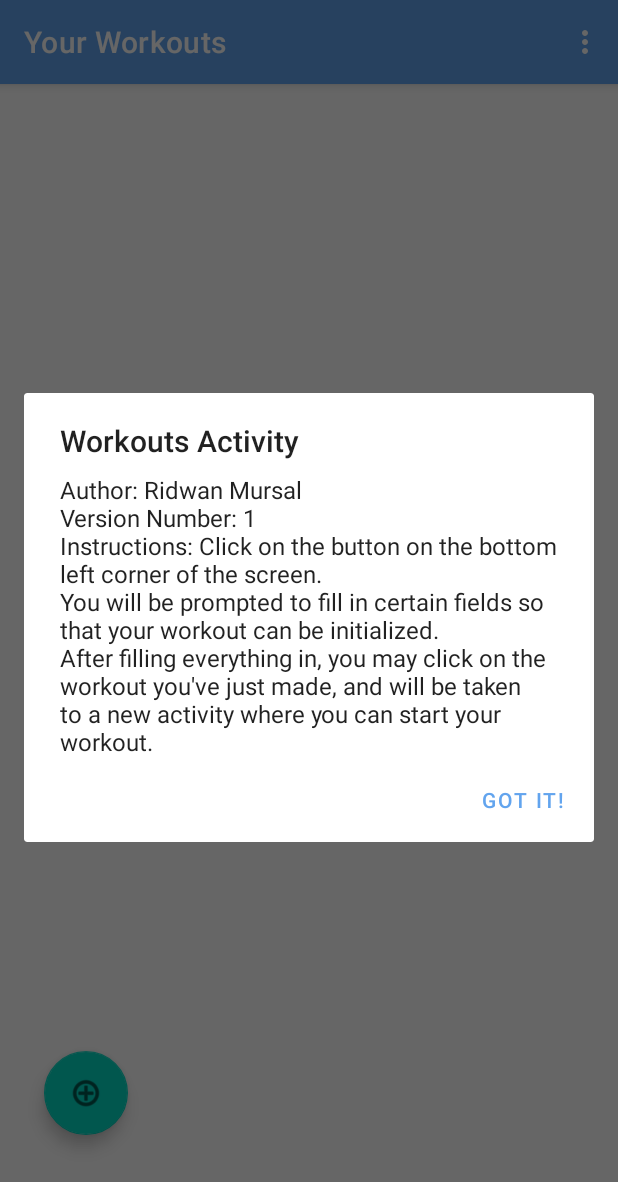
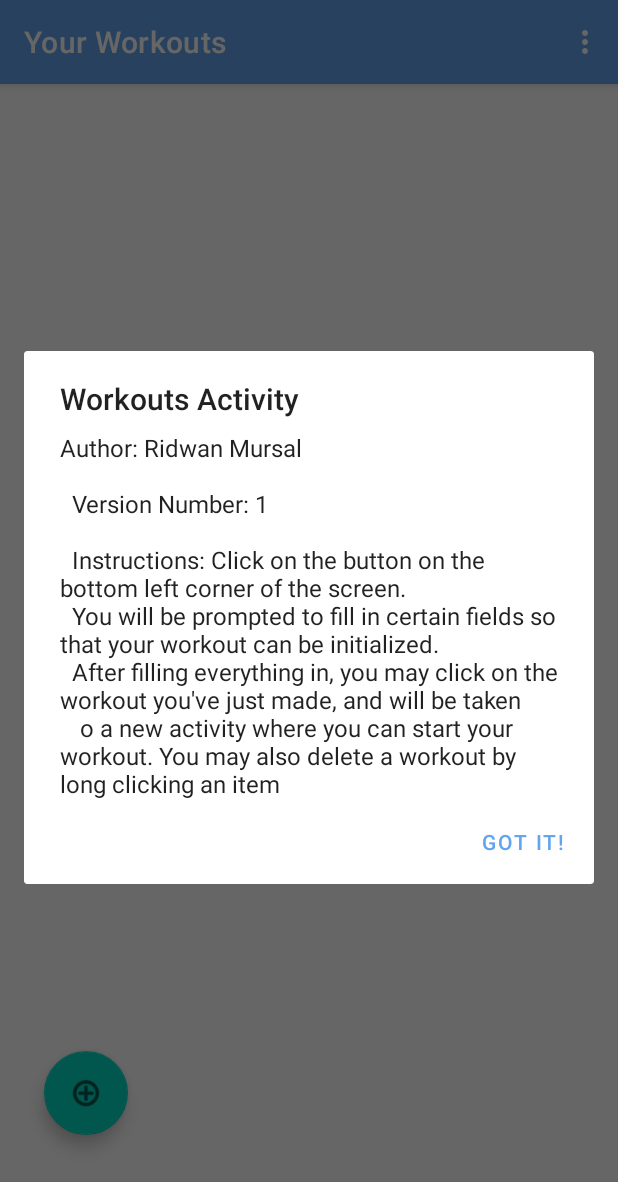
Before and after one commit to ermoter/HealthHawk, an Android app: the Workouts screen opened directly, with no data from a screen before it, in the options menu, after a tap on "Help", on a phone screen of 412 x 824 dp. Shown: the top 1182 px of the screen. Run offline under Robolectric (Android 15) with nearby library versions, the phone set to English and light mode, and no system bars.

Commit message:
Removed all hardcoded strings from workouts section

```diff
--- a/app/src/main/java/com/example/healthhawk/Workouts.java
+++ b/app/src/main/java/com/example/healthhawk/Workouts.java
@@ -91,7 +91,7 @@ public class Workouts extends AppCompatActivity {
 
         // set toolbar
         ActionBar tb = getSupportActionBar();
-        tb.setTitle("Your Workouts");
+        tb.setTitle(getString(R.string.workouts_title));
 
     }
 
@@ -109,14 +109,9 @@ public class Workouts extends AppCompatActivity {
         switch (item.getItemId()) {
             case R.id.help_menu_item:
                 AlertDialog.Builder builder = new AlertDialog.Builder(this);
-                builder.setTitle("Workouts Activity");
-                builder.setMessage("Author: Ridwan Mursal\n" +
-                        "Version Number: 1\n" +
-                        "Instructions: Click on the button on the bottom left corner of the screen.\n" +
-                        "You will be prompted to fill in certain fields so that your workout can be initialized.\n" +
-                        "After filling everything in, you may click on the workout you've just made, and will be taken\n" +
-                        "to a new activity where you can start your workout.");
-                builder.setNegativeButton("Got It!", null);
+                builder.setTitle(R.string.workouts_activity);
+                builder.setMessage(R.string.workouts_help_message);
+                builder.setNegativeButton(R.string.help_got_it, null);
 
                 AlertDialog dialog = builder.create();
                 dialog.show();
@@ -133,7 +128,7 @@ public class Workouts extends AppCompatActivity {
                     if (result.getResultCode() == Activity.RESULT_OK) {
                         Intent data = result.getData();
                         String[] fields = data.getStringArrayExtra(AddWorkout.RESULT_VALUE);
-                        Snackbar mySnackbar = Snackbar.make(findViewById(R.id.workouts_constraint_layout), fields[0] + " Workout Has Been Added Successfully", Snackbar.LENGTH_SHORT);
+                        Snackbar mySnackbar = Snackbar.make(findViewById(R.id.workouts_constraint_layout), fields[0] + " " + getString(R.string.workouts_snackbar), Snackbar.LENGTH_SHORT);
                         mySnackbar.show();
                         // Update view and database
                         insertToDatabase(fields);
--- a/app/src/main/res/values/strings.xml
+++ b/app/src/main/res/values/strings.xml
@@ -32,4 +32,17 @@
 
 
     <string name="hello_second_fragment">Hello second fragment. Arg: %1$s</string>
+    <string name="timer_rest">Rest</string>
+    <string name="timer_recovery">Recovery</string>
+    <string name="timer_exercise">"Exercise "</string>
+    <string name="done_workout">Done!!</string>
+    <string name="timer_set">"Set "</string>
+    <string name="workouts_snackbar">Workout Has Been Added Successfully</string>
+    <string name="workouts_activity">Workouts Activity</string>
+    <string name="workouts_help_message">\Author: Ridwan Mursal\n\n\                          \Version Number: 1\n\n\                          \Instructions: Click on the button on the bottom left corner of the screen.\n\                         \You will be prompted to fill in certain fields so that your workout can be initialized.\n\                          \After filling everything in, you may click on the workout you\'ve just made, and will be taken\n                          \to a new activity where you can start your workout. You may also delete a workout by long clicking an item\</string>
+    <string name="help_got_it">Got It!</string>
+    <string name="workouts_error_fields_not_filled">Please fill all fields</string>
+    <string name="workouts_error_already_in_database">Workout with name already exists, please select another name.</string>
+    <string name="workouts_error_zero_sets">Please ensure that more than 0 sets are selected</string>
+    <string name="workouts_error_exercise_zero">Please ensure that the length of each exercise is greater than zero</string>
 </resources>
```
Also changed, not shown: app/src/main/java/com/example/healthhawk/AddWorkout.java (+4 -4 lines), app/src/main/java/com/example/healthhawk/Timer.java (+7 -7 lines).
